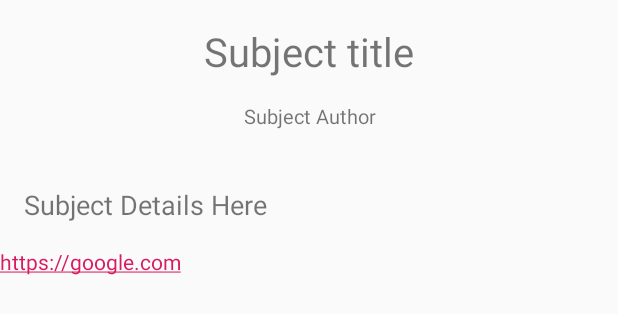
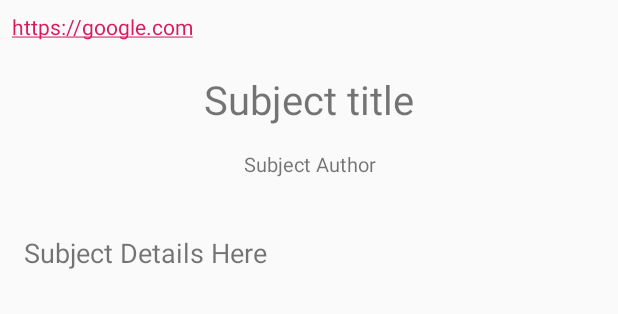
Before and after one commit to romelou/CIT_MobApp-Project, an Android app: the layout activity_subject_detail.xml on its own in the app's theme, with its tools: preview values and no code run, on a phone screen of 412 x 824 dp. Shown: the top 314 px of the screen. Run offline under Robolectric (Android 15) with nearby library versions, the phone set to English and light mode, and no system bars.

Commit message:
Created new xml to display the subject detail
Signed-off-by: Romelou Jay Orofeo <romelou.berks@gmail.com>

```diff
--- a/app/src/main/res/layout/activity_subject_detail.xml
+++ b/app/src/main/res/layout/activity_subject_detail.xml
@@ -13,6 +13,7 @@
         android:text="Subject title"
         android:textAlignment="center"
         android:padding="@dimen/fab_margin"
+        android:layout_marginTop="32dp"
         android:textSize="12pt"/>
 
     <TextView
@@ -38,12 +39,20 @@
         android:layout_below="@+id/textViewSubjectDetailAuthor"
         android:padding="@dimen/fab_margin"/>
 
-    <TextView
-        android:id="@+id/textViewSubjectDetailLink"
+    <LinearLayout
         android:layout_width="match_parent"
         android:layout_height="wrap_content"
-        android:layout_below="@id/textViewSubjectDetail"
-        android:autoLink="web"
-        android:text="https://google.com"
-        android:layout_alignParentBottom="true"/>
+        android:layout_marginBottom="12dp"
+        android:padding="12px">
+
+        <TextView
+            android:id="@+id/textViewSubjectDetailLink"
+            android:layout_width="match_parent"
+            android:layout_height="wrap_content"
+            android:layout_below="@id/textViewSubjectDetail"
+            android:autoLink="web"
+            android:layout_marginBottom="12dp"
+            android:text="https://google.com"/>
+
+    </LinearLayout>
 </RelativeLayout>
```
